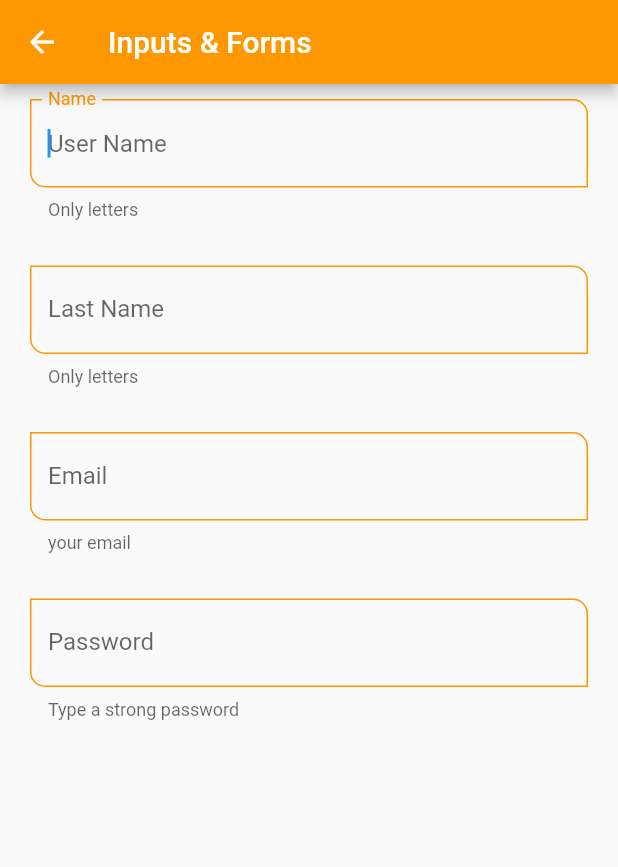
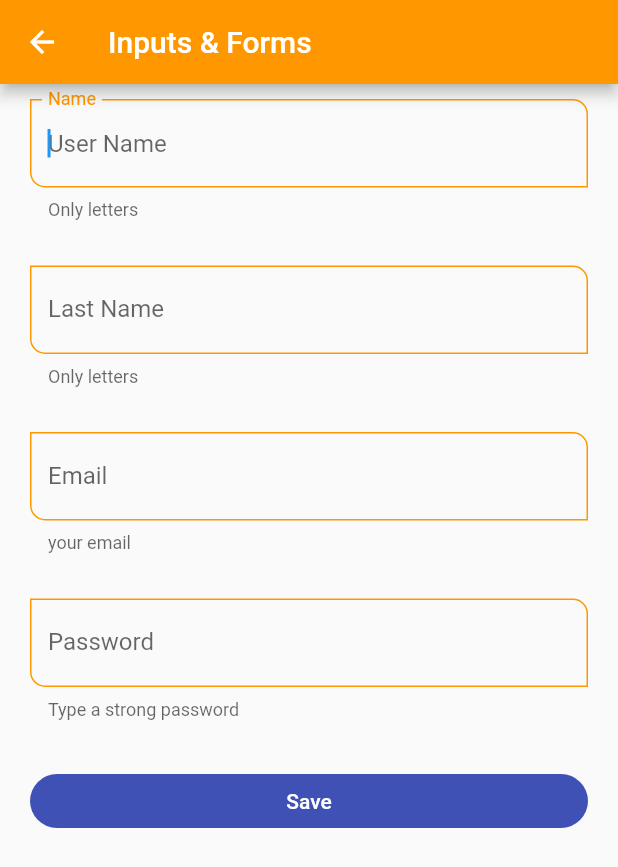
Before and after one commit to BryanParada/flComponents, a Flutter app: the InputsScreen screen opened by its route, on a phone screen of 412 x 824 dp. Shown: the top 867 px of the screen. Run offline on Flutter 3.47's test engine with Material 2 defaults, Android fonts, the phone set to English and light mode, and no system bars.

```diff
--- a/lib/screens/inputs_screen.dart
+++ b/lib/screens/inputs_screen.dart
@@ -8,6 +8,19 @@ class InputsScreen extends StatelessWidget {
 
   @override
   Widget build(BuildContext context) {
+
+  final GlobalKey<FormState> myFormKey = GlobalKey<FormState>();
+
+  final Map<String, String> formValues = {
+    'first_name': 'Bryan',
+    'last_name' : 'Parada',
+    'email'     : 'bryan@google.com',
+    'password'  : '123456',
+    'role'      : 'Admin'
+
+  };
+
+
     return Scaffold(
       appBar: AppBar(
         title: const Text('Inputs & Forms'),
@@ -15,7 +28,12 @@ class InputsScreen extends StatelessWidget {
       body: SingleChildScrollView(
         child: Padding(
           padding: const EdgeInsets.symmetric(horizontal: 20, vertical: 10),
-          child: Column (children: const[
+          child: Form(
+            key: myFormKey,
+
+
+            child: Column (
+              children: [
 
                 CustomInputField( labelText: 'Name', hintText: 'User Name', helperText: 'Only letters'),
                 SizedBox( height: 30,),
@@ -26,8 +44,26 @@ class InputsScreen extends StatelessWidget {
                 CustomInputField( labelText: 'Password', hintText: 'Password', helperText: 'Type a strong password', obscureText: true, ),
                 SizedBox( height: 30,),
 
+                ElevatedButton(
+                  child: const SizedBox(
+                    width: double.infinity,
+                    child: Center(child: Text('Save'))),
+                 onPressed: (){
 
-          ],)
+                  FocusScope.of(context).requestFocus( FocusNode() );
+
+                  if ( !myFormKey.currentState!.validate() ){
+                    print('Invalid Form!');
+                    return;
+                  }
+                  //*: impirmir valores del formulario
+                  print(formValues);
+                 },
+                 )
+
+
+            ],),
+          )
         ),
         )
     );
```
Lines whose indentation alone changed are shown as unchanged.
